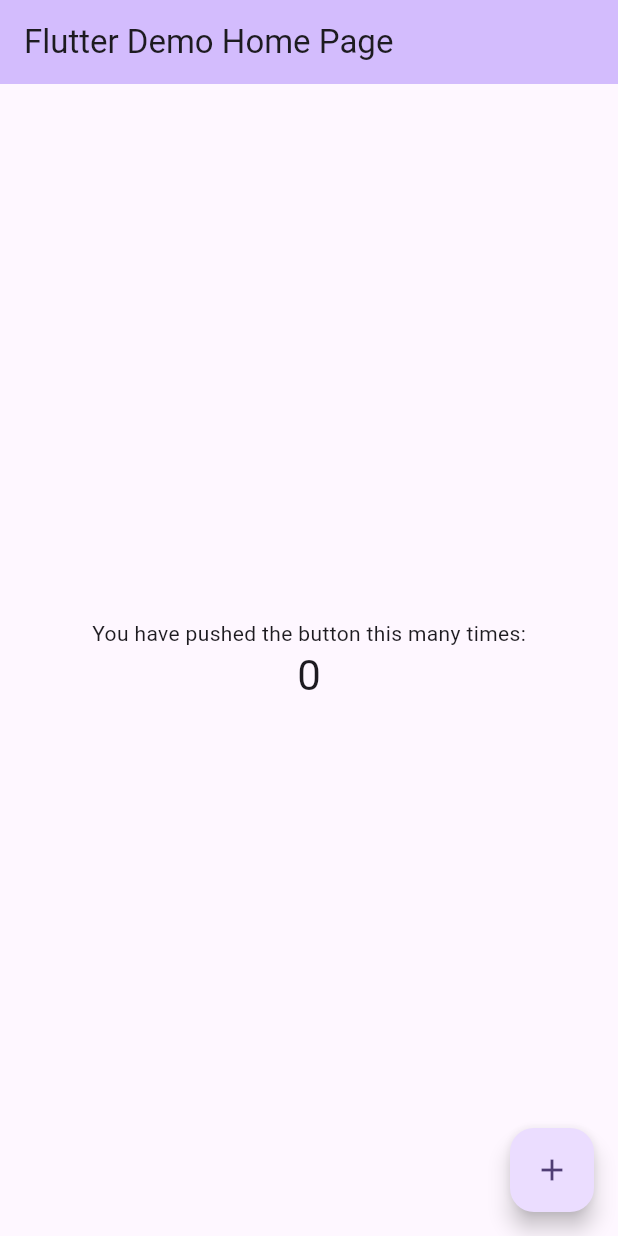
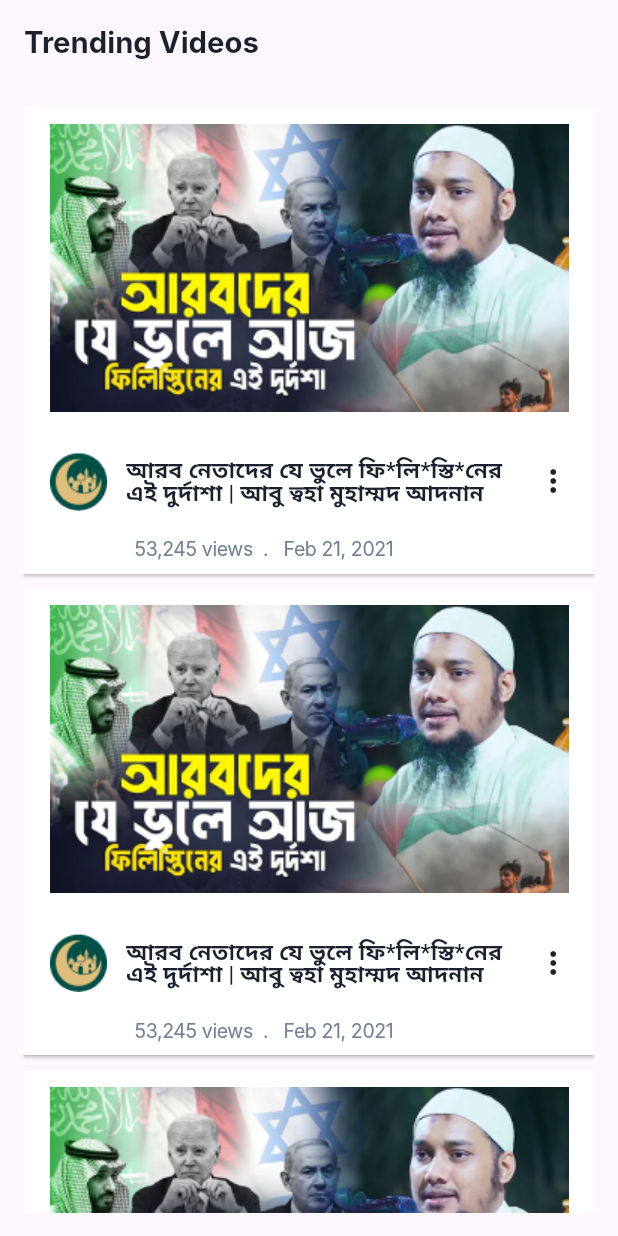
Before and after one commit to raihansikdar/video_player_app, a Flutter app: the screen it shows after launch, on a phone screen of 412 x 824 dp. Run offline on Flutter 3.47's test engine with Material 3 defaults, Android fonts, the phone set to English and light mode, and no system bars; Roboto replaces fonts that are missing (Hind Siliguri, Inter).

Commit message:
home screen ui design done

```diff
--- /dev/null
+++ b/lib/application/app.dart
@@ -0,0 +1,23 @@
+import 'package:flutter/material.dart';
+import 'package:video_player_app/utility/custom_size_extension.dart';
+import 'package:video_player_app/views/home_screen.dart';
+
+class VideoPlayerApp extends StatelessWidget {
+  const VideoPlayerApp({super.key});
+
+  @override
+  Widget build(BuildContext context) {
+    Size size = MediaQuery.of(context).size;
+    ScreenSizes.screenWidth = size.width;
+    ScreenSizes.screenHeight = size.height;
+
+    return MaterialApp(
+      title: 'Video Player App',
+      theme: ThemeData(
+        colorScheme: ColorScheme.fromSeed(seedColor: Colors.deepPurple),
+        // useMaterial3: true,
+      ),
+      home: const HomeScreen(),
+    );
+  }
+}
--- a/lib/main.dart
+++ b/lib/main.dart
@@ -1,125 +1,6 @@
 import 'package:flutter/material.dart';
+import 'package:video_player_app/application/app.dart';
 
 void main() {
-  runApp(const MyApp());
+  runApp(const VideoPlayerApp());
 }
-
-class MyApp extends StatelessWidget {
-  const MyApp({super.key});
-
-  // This widget is the root of your application.
-  @override
-  Widget build(BuildContext context) {
-    return MaterialApp(
-      title: 'Flutter Demo',
-      theme: ThemeData(
-        // This is the theme of your application.
-        //
-        // TRY THIS: Try running your application with "flutter run". You'll see
-        // the application has a purple toolbar. Then, without quitting the app,
-        // try changing the seedColor in the colorScheme below to Colors.green
-        // and then invoke "hot reload" (save your changes or press the "hot
-        // reload" button in a Flutter-supported IDE, or press "r" if you used
-        // the command line to start the app).
-        //
-        // Notice that the counter didn't reset back to zero; the application
-        // state is not lost during the reload. To reset the state, use hot
-        // restart instead.
-        //
-        // This works for code too, not just values: Most code changes can be
-        // tested with just a hot reload.
-        colorScheme: ColorScheme.fromSeed(seedColor: Colors.deepPurple),
-        useMaterial3: true,
-      ),
-      home: const MyHomePage(title: 'Flutter Demo Home Page'),
-    );
-  }
-}
-
-class MyHomePage extends StatefulWidget {
-  const MyHomePage({super.key, required this.title});
-
-  // This widget is the home page of your application. It is stateful, meaning
-  // that it has a State object (defined below) that contains fields that affect
-  // how it looks.
-
-  // This class is the configuration for the state. It holds the values (in this
-  // case the title) provided by the parent (in this case the App widget) and
-  // used by the build method of the State. Fields in a Widget subclass are
-  // always marked "final".
-
-  final String title;
-
-  @override
-  State<MyHomePage> createState() => _MyHomePageState();
-}
-
-class _MyHomePageState extends State<MyHomePage> {
-  int _counter = 0;
-
-  void _incrementCounter() {
-    setState(() {
-      // This call to setState tells the Flutter framework that something has
-      // changed in this State, which causes it to rerun the build method below
-      // so that the display can reflect the updated values. If we changed
-      // _counter without calling setState(), then the build method would not be
-      // called again, and so nothing would appear to happen.
-      _counter++;
-    });
-  }
-
-  @override
-  Widget build(BuildContext context) {
-    // This method is rerun every time setState is called, for instance as done
-    // by the _incrementCounter method above.
-    //
-    // The Flutter framework has been optimized to make rerunning build methods
-    // fast, so that you can just rebuild anything that needs updating rather
-    // than having to individually change instances of widgets.
-    return Scaffold(
-      appBar: AppBar(
-        // TRY THIS: Try changing the color here to a specific color (to
-        // Colors.amber, perhaps?) and trigger a hot reload to see the AppBar
-        // change color while the other colors stay the same.
-        backgroundColor: Theme.of(context).colorScheme.inversePrimary,
-        // Here we take the value from the MyHomePage object that was created by
-        // the App.build method, and use it to set our appbar title.
-        title: Text(widget.title),
-      ),
-      body: Center(
-        // Center is a layout widget. It takes a single child and positions it
-        // in the middle of the parent.
-        child: Column(
-          // Column is also a layout widget. It takes a list of children and
-          // arranges them vertically. By default, it sizes itself to fit its
-          // children horizontally, and tries to be as tall as its parent.
-          //
-          // Column has various properties to control how it sizes itself and
-          // how it positions its children. Here we use mainAxisAlignment to
-          // center the children vertically; the main axis here is the vertical
-          // axis because Columns are vertical (the cross axis would be
-          // horizontal).
-          //
-          // TRY THIS: Invoke "debug painting" (choose the "Toggle Debug Paint"
-          // action in the IDE, or press "p" in the console), to see the
-          // wireframe for each widget.
-          mainAxisAlignment: MainAxisAlignment.center,
-          children: <Widget>[
-            const Text(
-              'You have pushed the button this many times:',
-            ),
-            Text(
-              '$_counter',
-              style: Theme.of(context).textTheme.headlineMedium,
-            ),
-          ],
-        ),
-      ),
-      floatingActionButton: FloatingActionButton(
-        onPressed: _incrementCounter,
-        tooltip: 'Increment',
-        child: const Icon(Icons.add),
-      ), // This trailing comma makes auto-formatting nicer for build methods.
-    );
-  }
-}
--- /dev/null
+++ b/lib/utility/custom_size_extension.dart
@@ -0,0 +1,53 @@
+import 'dart:math';
+
+import 'package:flutter/material.dart';
+
+extension SizeExtension on num {
+  static final _screenSizes = ScreenSizes();
+
+  ///* Get the `width` by percentage of screen width `10.w`
+  double get w => _screenSizes.getWidth(this);
+
+  ///* Get the `height` by percentage of screen height `10.h`
+  double get h => _screenSizes.getHeight(this);
+
+  ///* Get the `relative width` by pixels of screen width
+  double get rw => _screenSizes.getRelativeWidth(this);
+
+  ///* Get the `relative height` by pixels of screen height
+  double get rh => _screenSizes.getRelativeHeight(this);
+
+  ///* Get the responsive `font-size` for based on scale and screen size
+  double get rSp => _screenSizes.getRelativeFontSize(this);
+}
+
+class ScreenSizes {
+  static final ScreenSizes _screenSizes = ScreenSizes._();
+
+  ScreenSizes._();
+
+  factory ScreenSizes() => _screenSizes;
+
+  static late double screenWidth;
+  static late double screenHeight;
+
+  final Size _designSize = const Size(390, 844);
+
+  Size get designSize => _designSize;
+
+  double get scaleWidth => screenWidth / designSize.width;
+
+  double get scaleHeight => screenHeight / designSize.height;
+
+  double getRelativeWidth(num size) => size * scaleWidth;
+
+  double getRelativeHeight(num size) => size * scaleHeight;
+
+  double getRelativeFontSize(num size) => size * min(scaleWidth, scaleHeight);
+
+  double getWidth(num size) => size * screenWidth / 100;
+
+  double getHeight(num size) => size * screenHeight / 100;
+
+  static bool get isTablet => 100.w > 600;
+}
--- /dev/null
+++ b/lib/views/home_screen.dart
@@ -0,0 +1,121 @@
+import 'package:flutter/material.dart';
+import 'package:video_player_app/utility/custom_size_extension.dart';
+
+class HomeScreen extends StatelessWidget {
+  const HomeScreen({Key? key}) : super(key: key);
+
+  @override
+  Widget build(BuildContext context) {
+    return  Scaffold(
+      appBar: AppBar(
+        title: Text(
+          'Trending Videos',
+          style: TextStyle(
+            color: Color(0xFF1A202C),
+            fontSize: 20.rSp,
+            fontFamily: 'Inter',
+            fontWeight: FontWeight.w700,
+            height: 0,
+          ),
+        ),
+      ),
+      body: Padding(
+        padding:  EdgeInsets.all(16.rSp),
+        child: ListView.separated(
+          itemCount: 10,
+          itemBuilder: (context, index) {
+            return Card(
+              borderOnForeground: true,
+              elevation: 1,
+              color: Colors.white,
+              shape: RoundedRectangleBorder(
+                side: BorderSide(
+                  color: Colors.white, // Set the border color to black
+                  width: 1,
+                ),
+                borderRadius: BorderRadius.zero, // Optional: Set border radius to zero or adjust as needed
+              ),
+              margin: EdgeInsets.zero,
+              child: Column(
+                children: [
+                  AspectRatio(
+                      aspectRatio: 16/9,
+                    child: Image.asset('assets/images/video_image.png'),
+                  ),
+                  Padding(
+                    padding: EdgeInsets.all(16.rSp),
+                    child: Row(
+                      children: [
+                        Container(
+                          width: 40.rw,
+                          height: 40.rh,
+                          decoration: ShapeDecoration(
+                            image: DecorationImage(
+                              image: AssetImage("assets/images/logo.png"),
+
+                            ),
+                            shape: OvalBorder(),
+                          ),
+                        ),
+                        SizedBox(width: 10.rw,),
+                        Expanded(
+                          child: Text(
+                            'আরব নেতাদের যে ভুলে ফি*লি*স্তি*নের এই দুর্দাশা | আবু ত্বহা মুহাম্মদ আদনান',
+                            maxLines: 4,
+                             overflow: TextOverflow.ellipsis,
+                            style: TextStyle(
+                              color: Color(0xFF1A202C),
+                              fontSize: 15.rSp,
+                              fontFamily: 'Hind Siliguri',
+                              fontWeight: FontWeight.w600,
+                              height: 1,
+                            ),
+                          ),
+                        ),
+                        SizedBox(width: 10.rw,),
+                        Icon(Icons.more_vert)
+                      ],
+                    ),
+                  ),
+                  Padding(
+                    padding:  EdgeInsets.only(left: 76.rSp,top: 10.rSp,bottom: 16.rSp,right: 16.rSp),
+                    child: Row(
+                      children: [
+                        Text(
+                          '53,245 views  .   ',
+                          style: TextStyle(
+                            color: Color(0xFF718096),
+                            fontSize: 13,
+                            fontFamily: 'Inter',
+                            fontWeight: FontWeight.w400,
+                            height: 0.11,
+                            letterSpacing: -0.26,
+                          ),
+                        ),
+                        Text(
+                          'Feb 21, 2021',
+                          style: TextStyle(
+                            color: Color(0xFF718096),
+                            fontSize: 13,
+                            fontFamily: 'Inter',
+                            fontWeight: FontWeight.w400,
+                            height: 0.11,
+                            letterSpacing: -0.26,
+                          ),
+                        ),
+                      ],
+                    ),
+                  )
+
+                ],
+              ),
+            );
+          },
+          separatorBuilder: (context, index) => SizedBox(
+            height: 10,
+          ),
+        ),
+      ),
+    );
+  }
+}
--- a/pubspec.yaml
+++ b/pubspec.yaml
@@ -59,8 +59,8 @@ flutter:
   uses-material-design: true
 
   # To add assets to your application, add an assets section, like this:
-  # assets:
-  #   - images/a_dot_burr.jpeg
+  assets:
+    - assets/images/
   #   - images/a_dot_ham.jpeg
 
   # An image asset can refer to one or more resolution-specific "variants", see
```
Also changed, not shown: lib/models/video_player_model.dart (added, +153 -0 lines), assets/images/logo.png (added), assets/images/video_image.png (added), lib/services/network_caller.dart (added), 1 other file.
